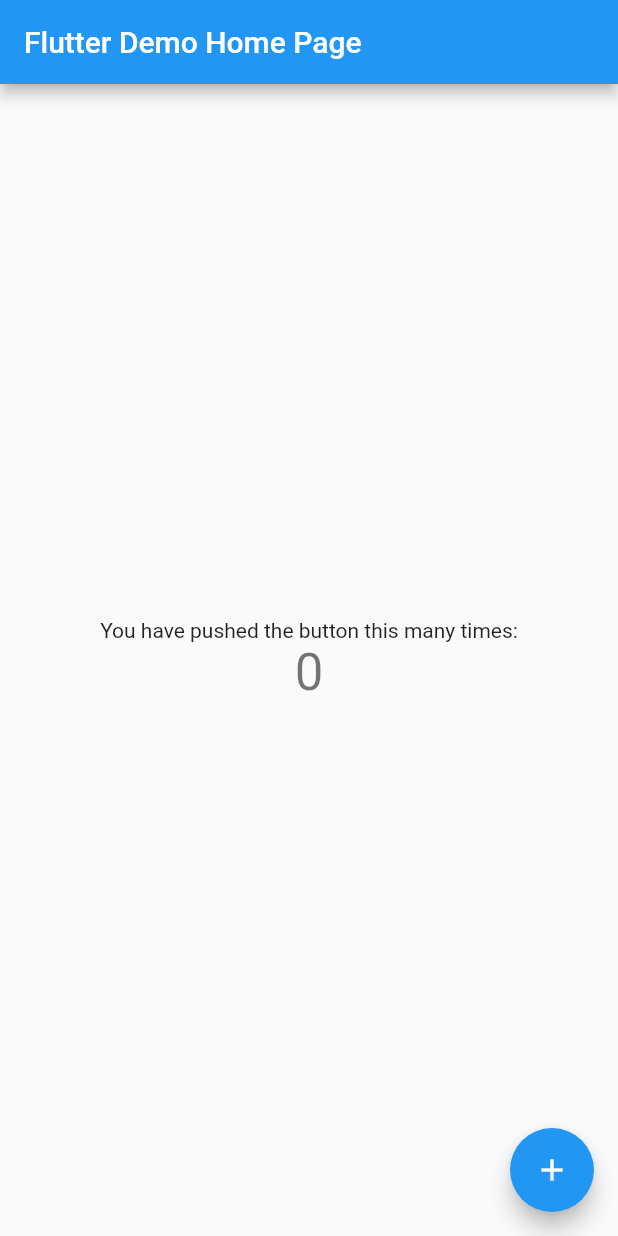
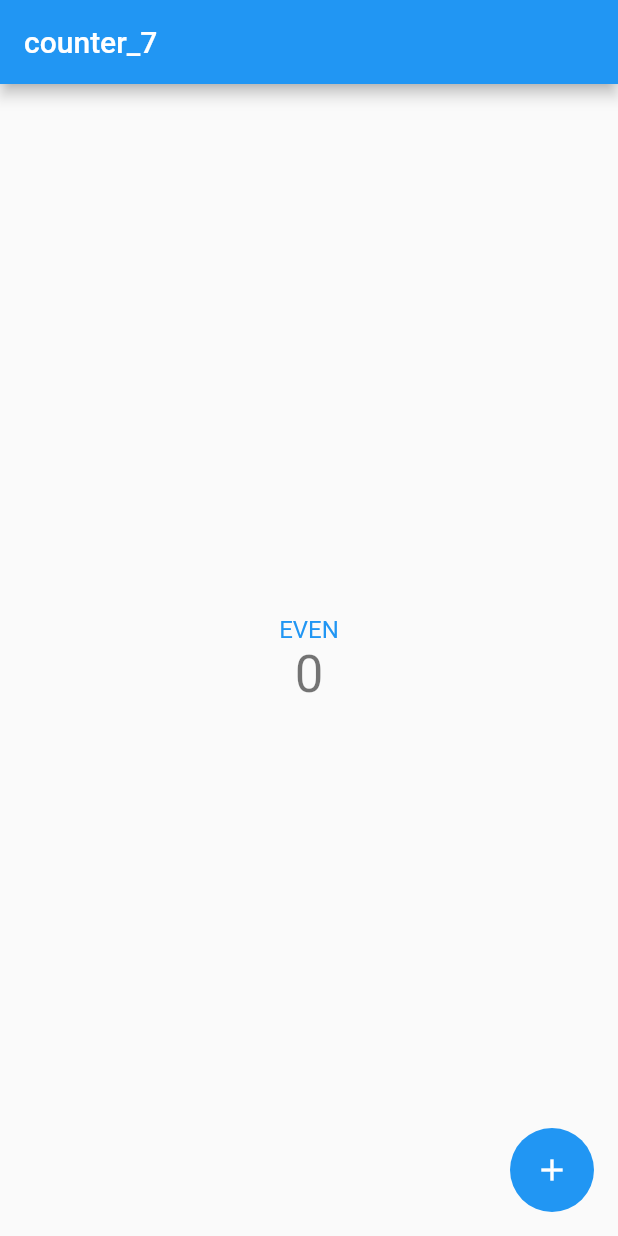
Before and after one commit to DMaroe/pbp-flutter-tutorial, a Flutter app: the screen it shows after launch, on a phone screen of 412 x 824 dp. Run offline on Flutter 3.47's test engine with Material 2 defaults, Android fonts, the phone set to English and light mode, and no system bars.

Commit message:
assignment 7

```diff
--- a/lib/main.dart
+++ b/lib/main.dart
@@ -24,7 +24,7 @@ class MyApp extends StatelessWidget {
         // is not restarted.
         primarySwatch: Colors.blue,
       ),
-      home: const MyHomePage(title: 'Flutter Demo Home Page'),
+      home: const MyHomePage(title: 'counter_7'),
     );
   }
 }
@@ -61,6 +61,12 @@ class _MyHomePageState extends State<MyHomePage> {
     });
   }
 
+  void _decrementCounter() {
+    setState(() {
+      _counter--;
+    });
+  }
+
   @override
   Widget build(BuildContext context) {
     // This method is rerun every time setState is called, for instance as done
@@ -76,27 +82,15 @@ class _MyHomePageState extends State<MyHomePage> {
         title: Text(widget.title),
       ),
       body: Center(
-        // Center is a layout widget. It takes a single child and positions it
-        // in the middle of the parent.
         child: Column(
-          // Column is also a layout widget. It takes a list of children and
-          // arranges them vertically. By default, it sizes itself to fit its
-          // children horizontally, and tries to be as tall as its parent.
-          //
-          // Invoke "debug painting" (press "p" in the console, choose the
-          // "Toggle Debug Paint" action from the Flutter Inspector in Android
-          // Studio, or the "Toggle Debug Paint" command in Visual Studio Code)
-          // to see the wireframe for each widget.
-          //
-          // Column has various properties to control how it sizes itself and
-          // how it positions its children. Here we use mainAxisAlignment to
-          // center the children vertically; the main axis here is the vertical
-          // axis because Columns are vertical (the cross axis would be
-          // horizontal).
           mainAxisAlignment: MainAxisAlignment.center,
           children: <Widget>[
-            const Text(
-              'You have pushed the button this many times:',
+            Text(
+              _counter % 2 == 0 ? 'EVEN' : 'ODD',
+              style: TextStyle(
+                fontSize: 16,
+                color: _counter % 2 == 0 ? Colors.blue : Colors.red,
+              ),
             ),
             Text(
               '$_counter',
@@ -105,11 +99,30 @@ class _MyHomePageState extends State<MyHomePage> {
           ],
         ),
       ),
-      floatingActionButton: FloatingActionButton(
-        onPressed: _incrementCounter,
-        tooltip: 'Increment',
-        child: const Icon(Icons.add),
-      ), // This trailing comma makes auto-formatting nicer for build methods.
+      floatingActionButton: Row(
+        mainAxisAlignment: MainAxisAlignment.spaceBetween,
+        children: [
+          _counter > 0
+              ? Padding(
+                  padding: const EdgeInsets.only(
+                    left: 32,
+                  ),
+                  child: FloatingActionButton(
+                    onPressed: _decrementCounter,
+                    tooltip: 'Decrement',
+                    elevation: 0,
+                    child: const Icon(Icons.remove),
+                  ),
+                )
+              : const SizedBox(),
+          FloatingActionButton(
+            onPressed: _incrementCounter,
+            tooltip: 'Increment',
+            elevation: 0,
+            child: const Icon(Icons.add),
+          ),
+        ],
+      ),
     );
   }
 }
```
